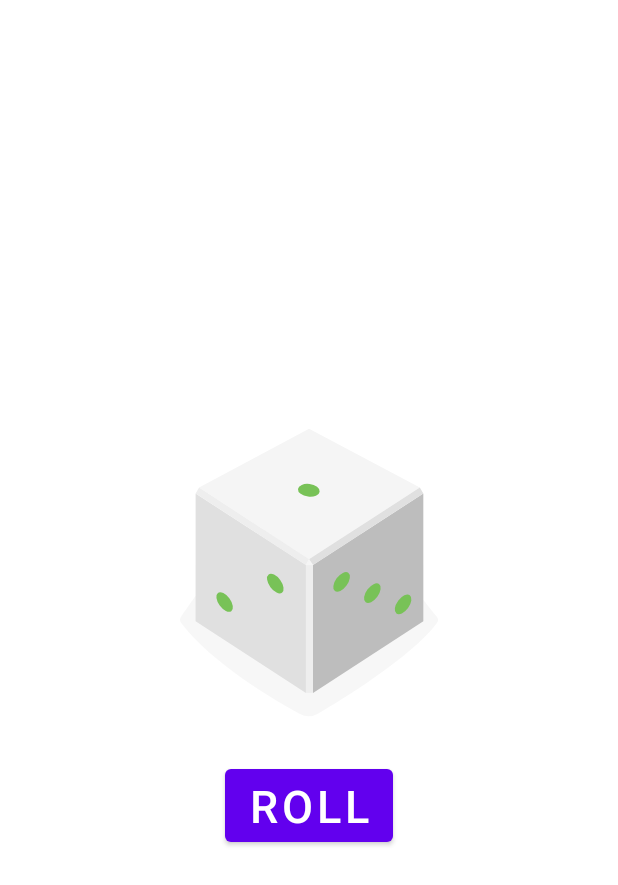
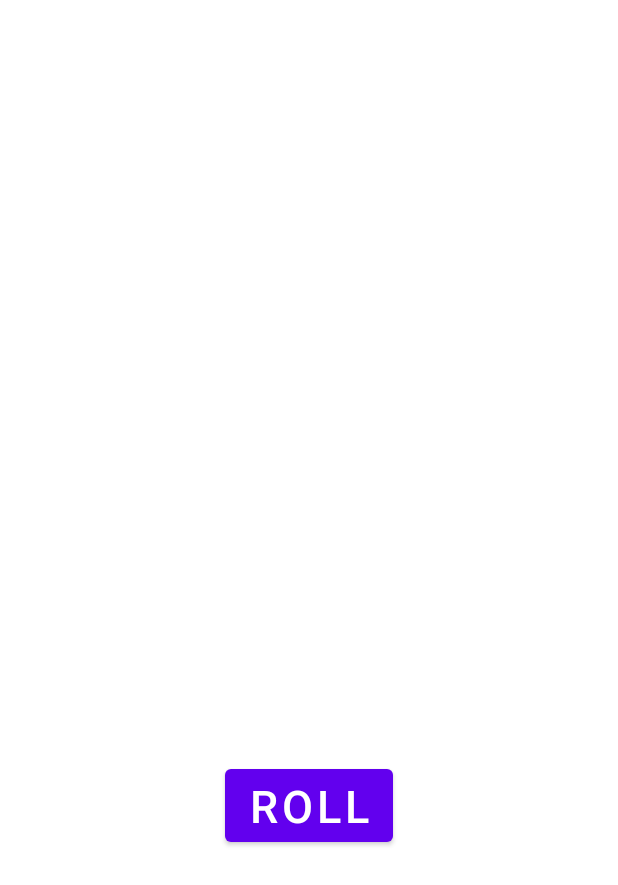
Before and after one commit to Jeffzieee/DiceRoller, an Android app: the layout activity_main.xml on its own in the app's theme, with its tools: preview values and no code run, on a phone screen of 412 x 824 dp. Shown: the top 885 px of the screen. Run offline under Robolectric (Android 15) with nearby library versions, the phone set to English and light mode, and no system bars.

Commit message:
Final PUSH

```diff
--- a/app/src/main/java/com/example/diceroller/MainActivity.kt
+++ b/app/src/main/java/com/example/diceroller/MainActivity.kt
@@ -5,6 +5,7 @@ import android.os.Bundle
 import android.widget.*
 import java.util.*
 
+//Finally Done!
 class MainActivity : AppCompatActivity() {
     lateinit var dice : ImageView
     override fun onCreate(savedInstanceState: Bundle?) {
--- a/app/src/main/res/layout/activity_main.xml
+++ b/app/src/main/res/layout/activity_main.xml
@@ -13,7 +13,9 @@
         android:layout_width="wrap_content"
         android:layout_height="wrap_content"
         android:layout_gravity="center_horizontal"
-        app:srcCompat="@drawable/dice_1"/>
+        tools:src="@drawable/empty_dice"
+        app:srcCompat="@drawable/dice_1" />
+
 
     <Button
         android:id="@+id/roll_button"
```
